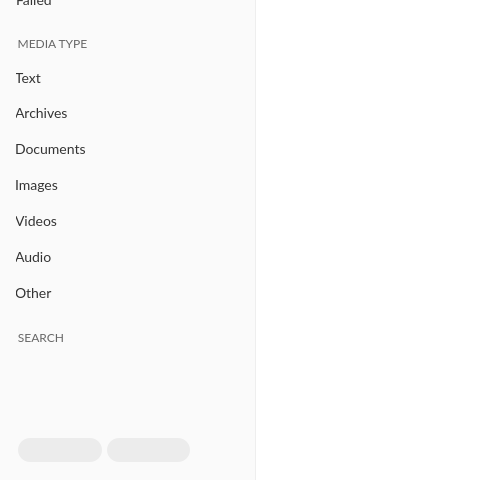
Before: the Qt Designer form src/MEGASync/transfers/gui/linux/TransferManager.ui in meganz/MEGAsync, drawn with Qt 5; both pictures show x 0 to 480 and y 240 to 720 of the 1161 by 720 pixel window.
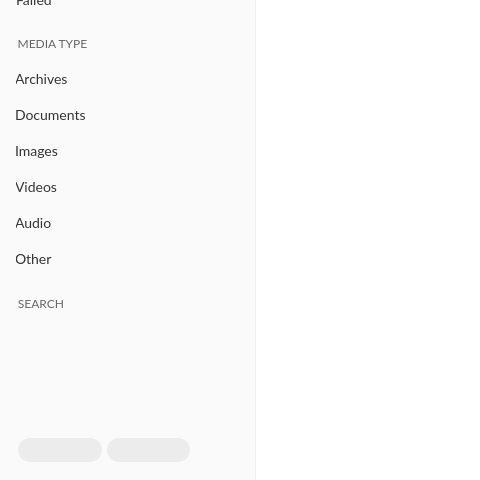
After: the same form once the commit is applied. Icons and pictures are not drawn. Custom widgets are drawn as their Qt base class.

```diff
--- a/src/MEGASync/transfers/gui/linux/TransferManager.ui
+++ b/src/MEGASync/transfers/gui/linux/TransferManager.ui
@@ -1108,91 +1108,6 @@
          <property name="bottomMargin">
           <number>4</number>
          </property>
-         <item>
-          <widget class="QFrame" name="fText">
-           <property name="frameShape">
-            <enum>QFrame::NoFrame</enum>
-           </property>
-           <property name="frameShadow">
-            <enum>QFrame::Plain</enum>
-           </property>
-           <layout class="QHBoxLayout" name="horizontalLayout_15">
-            <property name="spacing">
-             <number>0</number>
-            </property>
-            <property name="leftMargin">
-             <number>0</number>
-            </property>
-            <property name="topMargin">
-             <number>0</number>
-            </property>
-            <property name="rightMargin">
-             <number>0</number>
-            </property>
-            <property name="bottomMargin">
-             <number>0</number>
-            </property>
-            <item>
-             <widget class="QPushButton" name="bText">
-              <property name="cursor">
-               <cursorShape>PointingHandCursor</cursorShape>
-              </property>
-              <property name="text">
-               <string>Text</string>
-              </property>
-              <property name="icon">
-               <iconset resource="../../../gui/Resources_linux.qrc">
-                <normaloff>:/images/drag_text.png</normaloff>:/images/drag_text.png</iconset>
-              </property>
-              <property name="autoDefault">
-               <bool>false</bool>
-              </property>
-             </widget>
-            </item>
-            <item>
-             <spacer name="horizontalSpacer_6">
-              <property name="orientation">
-               <enum>Qt::Horizontal</enum>
-              </property>
-              <property name="sizeHint" stdset="0">
-               <size>
-                <width>40</width>
-                <height>20</height>
-               </size>
-              </property>
-             </spacer>
-            </item>
-            <item>
-             <widget class="QLabel" name="lTextNb">
-              <property name="enabled">
-               <bool>true</bool>
-              </property>
-              <property name="sizePolicy">
-               <sizepolicy hsizetype="MinimumExpanding" vsizetype="Fixed">
-                <horstretch>0</horstretch>
-                <verstretch>0</verstretch>
-               </sizepolicy>
-              </property>
-              <property name="minimumSize">
-               <size>
-                <width>0</width>
-                <height>24</height>
-               </size>
-              </property>
-              <property name="maximumSize">
-               <size>
-                <width>16777215</width>
-                <height>24</height>
-               </size>
-              </property>
-              <property name="text">
-               <string notr="true"/>
-              </property>
-             </widget>
-            </item>
-           </layout>
-          </widget>
-         </item>
          <item>
           <widget class="QFrame" name="fArchives">
            <property name="minimumSize">
```
